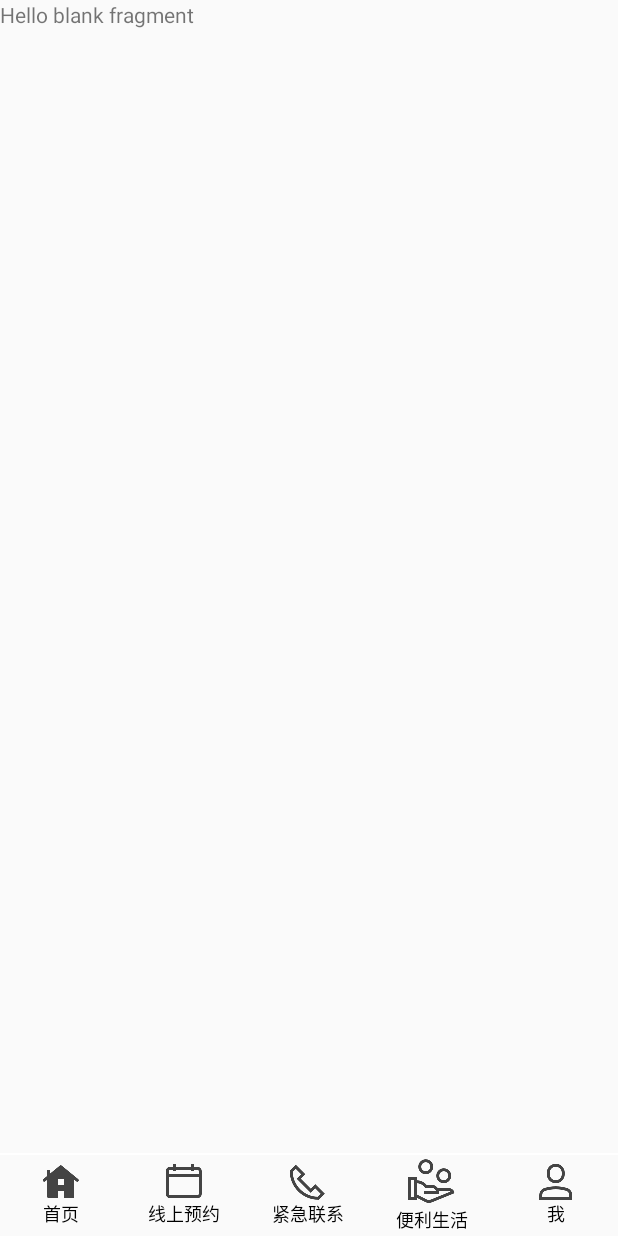
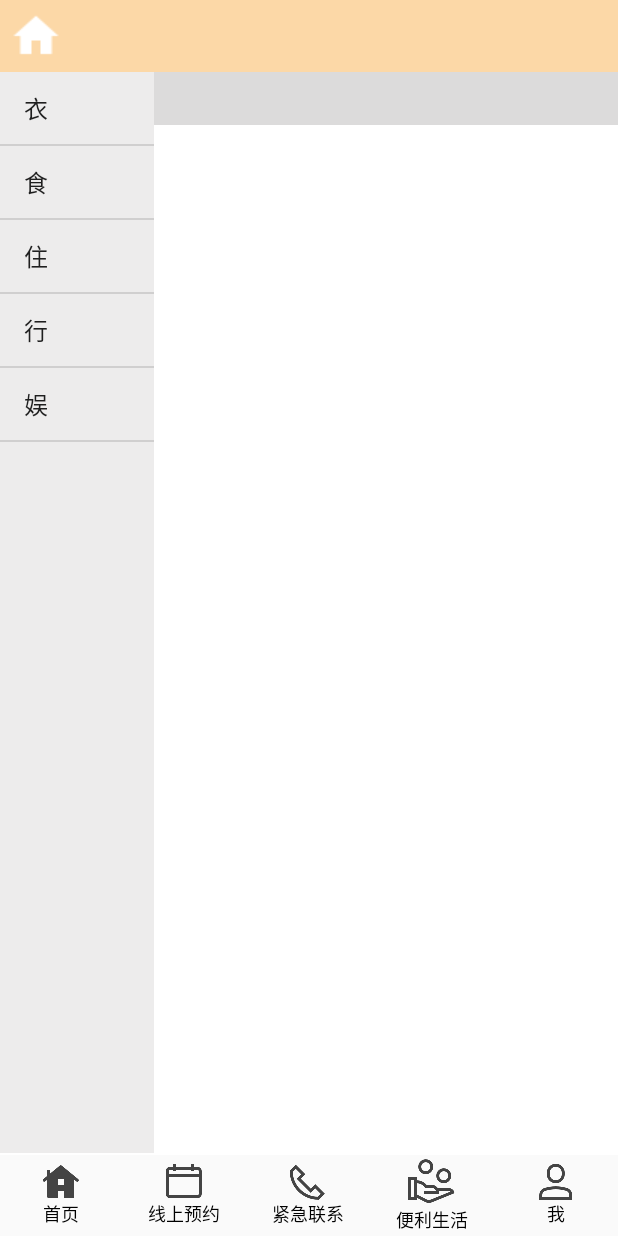
Before and after one commit to Rarchers/-, an Android app: the fragment Online placed in its activity, on a phone screen of 412 x 824 dp. Run offline under Robolectric (Android 15) with nearby library versions, the phone set to English and light mode, and no system bars.

Commit message:
先...这样??

```diff
--- a/app/src/main/java/com/rarcher/Fragments/Online.java
+++ b/app/src/main/java/com/rarcher/Fragments/Online.java
@@ -1,19 +1,31 @@
 package com.rarcher.Fragments;
 
 
+import android.graphics.drawable.Drawable;
 import android.os.Bundle;
 import android.support.v4.app.Fragment;
 import android.view.LayoutInflater;
 import android.view.View;
 import android.view.ViewGroup;
+import android.widget.ArrayAdapter;
+import android.widget.GridView;
+import android.widget.ListView;
+import android.widget.TextView;
 
+import com.rarcher.DataBase.LocalDB;
+import com.rarcher.DataBase.Nowusers;
 import com.rarcher.R;
 
 /**
  * A simple {@link Fragment} subclass.
  */
-public class Online extends Fragment {
+public class Online extends Fragment implements View.OnClickListener {
 
+
+    private GridView gv;
+    private ListView listView;
+    private TextView title;
+    private String[] home = {"衣","食","住","行","娱"};
 
     public Online() {
         // Required empty public constructor
@@ -27,4 +39,23 @@ public class Online extends Fragment {
         return inflater.inflate(R.layout.fragment_online, container, false);
     }
 
+    @Override
+    public void onViewCreated(View view, Bundle savedInstanceState) {
+        super.onViewCreated(view, savedInstanceState);
+        init(view);
+    }
+
+    private void init(View view){
+        listView = view.findViewById(R.id.lv_menu);
+        gv = view.findViewById(R.id.grid);
+        title = view.findViewById(R.id.tv_titile);
+        ArrayAdapter<String> adapter = new ArrayAdapter<String>(getContext(),android.R.layout.simple_list_item_1,home);
+        listView.setAdapter(adapter);
+
+    }
+
+    @Override
+    public void onClick(View view) {
+
+    }
 }
--- a/app/src/main/res/layout/fragment_online.xml
+++ b/app/src/main/res/layout/fragment_online.xml
@@ -1,13 +1,56 @@
-<FrameLayout xmlns:android="http://schemas.android.com/apk/res/android"
-    xmlns:tools="http://schemas.android.com/tools"
+<?xml version="1.0" encoding="utf-8"?>
+<LinearLayout xmlns:android="http://schemas.android.com/apk/res/android"
     android:layout_width="match_parent"
     android:layout_height="match_parent"
-    tools:context="com.rarcher.Fragments.Online">
+    android:orientation="vertical">
 
-    <!-- TODO: Update blank fragment layout -->
-    <TextView
+
+    <include
+        android:id="@+id/ly_retrieve_bar"
+        layout="@layout/toolbar" />
+
+    <LinearLayout
         android:layout_width="match_parent"
         android:layout_height="match_parent"
-        android:text="@string/hello_blank_fragment" />
+        android:baselineAligned="false"
+        android:orientation="horizontal">
 
-</FrameLayout>
+        <ListView
+            android:id="@+id/lv_menu"
+            android:layout_width="0dp"
+            android:layout_height="match_parent"
+            android:layout_weight="1"
+            android:background="#EDECEC" />
+
+        <RelativeLayout
+            android:layout_width="0dp"
+            android:layout_height="match_parent"
+            android:layout_weight="3"
+            android:background="@color/white">
+
+            <LinearLayout
+                android:layout_width="match_parent"
+                android:layout_height="match_parent">
+
+                <GridView
+                    android:id="@+id/grid"
+                    android:layout_width="wrap_content"
+                    android:layout_height="wrap_content"
+                    android:gravity="center_horizontal"
+                    android:numColumns="3"
+                    android:stretchMode="columnWidth" />
+            </LinearLayout>
+
+            <TextView
+                android:id="@+id/tv_titile"
+                android:layout_width="match_parent"
+                android:layout_height="35dp"
+                android:background="#DCDBDB"
+                android:gravity="center_vertical"
+                android:paddingLeft="20dp"
+                android:text="" />
+
+        </RelativeLayout>
+    </LinearLayout>
+
+</LinearLayout>
--- /dev/null
+++ b/app/src/main/res/layout/grid_item.xml
@@ -0,0 +1,21 @@
+<?xml version="1.0" encoding="utf-8"?>
+<RelativeLayout xmlns:android="http://schemas.android.com/apk/res/android"
+    android:id="@+id/RelativeLayout1"
+    android:layout_width="wrap_content"
+    android:layout_height="fill_parent"
+    android:paddingBottom="6dip"
+    >
+    <ImageView
+        android:id="@+id/image_item"
+        android:layout_width="wrap_content"
+        android:layout_height="wrap_content"
+        android:layout_centerHorizontal="true"
+        />
+    <TextView
+        android:id="@+id/text_item"
+        android:layout_below="@+id/image_item"
+        android:layout_height="wrap_content"
+        android:layout_width="wrap_content"
+        android:layout_centerHorizontal="true"
+        />
+</RelativeLayout>
```
